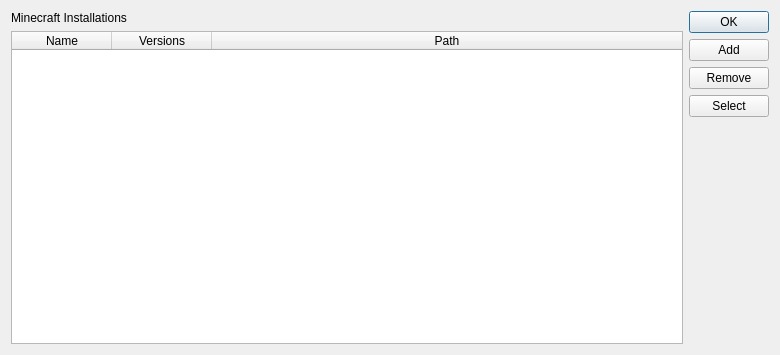
The window that src/mcedit2/ui/minecraft_installs.ui (mcedit/mcedit2) describes before a commit, drawn with Qt 5.
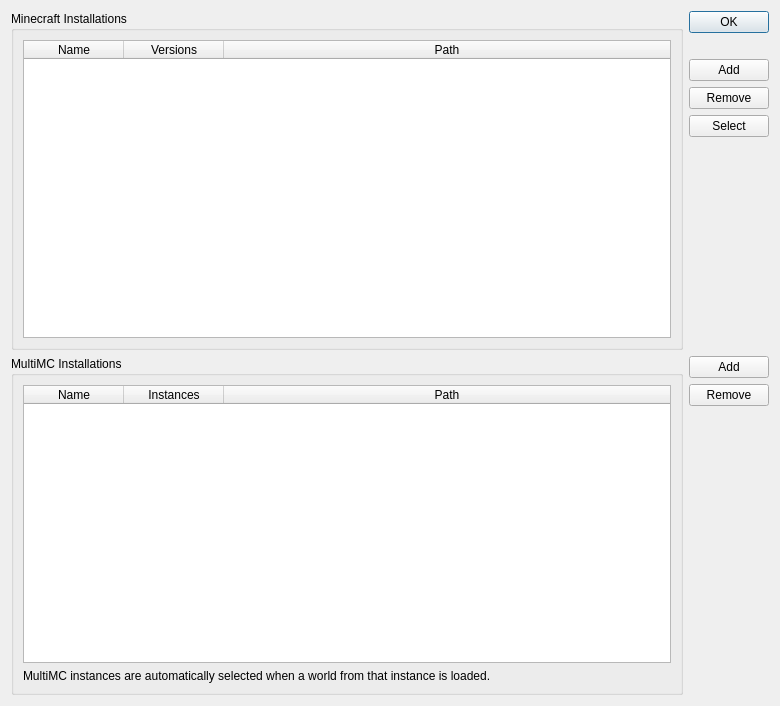
The same window after the commit.

Commit message:
Basic MultiMC integration
MultiMC installs can be configured in the same window as MC installs.
Saves folders of instances from all MMC installs are added to the "Folder" popup.
Also, the StackedWidget uses a blank widget to hide error messages and/or white GL widgets during world changes

Diff of the .ui file:
```diff
--- a/src/mcedit2/ui/minecraft_installs.ui
+++ b/src/mcedit2/ui/minecraft_installs.ui
@@ -7,24 +7,23 @@
     <x>0</x>
     <y>0</y>
     <width>780</width>
-    <height>355</height>
+    <height>706</height>
    </rect>
   </property>
   <property name="windowTitle">
    <string>MCEdit - Minecraft Installations</string>
   </property>
+  <layout class="QVBoxLayout" name="verticalLayout_5">
+   <item>
   <layout class="QHBoxLayout" name="horizontalLayout">
    <item>
-    <layout class="QVBoxLayout" name="verticalLayout">
-     <item>
-      <widget class="QLabel" name="label">
-       <property name="text">
+      <widget class="QGroupBox" name="groupBox">
+       <property name="title">
         <string>Minecraft Installations</string>
        </property>
-      </widget>
-     </item>
+       <layout class="QVBoxLayout" name="verticalLayout_3">
      <item>
-      <widget class="QTableWidget" name="tableWidget">
+         <widget class="QTableWidget" name="minecraftInstallsTable">
        <property name="alternatingRowColors">
         <bool>true</bool>
        </property>
@@ -70,6 +69,7 @@
       </widget>
      </item>
     </layout>
+      </widget>
    </item>
    <item>
     <layout class="QVBoxLayout" name="verticalLayout_2">
@@ -83,6 +83,22 @@
        </property>
       </widget>
      </item>
+       <item>
+        <spacer name="verticalSpacer_3">
+         <property name="orientation">
+          <enum>Qt::Vertical</enum>
+         </property>
+         <property name="sizeType">
+          <enum>QSizePolicy::Fixed</enum>
+         </property>
+         <property name="sizeHint" stdset="0">
+          <size>
+           <width>20</width>
+           <height>20</height>
+          </size>
+         </property>
+        </spacer>
+       </item>
      <item>
       <widget class="QPushButton" name="addButton">
        <property name="text">
@@ -116,6 +132,105 @@
         </size>
        </property>
       </spacer>
+       </item>
+      </layout>
+     </item>
+    </layout>
+   </item>
+   <item>
+    <layout class="QHBoxLayout" name="horizontalLayout_2">
+     <item>
+      <widget class="QGroupBox" name="groupBox_2">
+       <property name="title">
+        <string>MultiMC Installations</string>
+       </property>
+       <layout class="QVBoxLayout" name="verticalLayout">
+        <item>
+         <widget class="QTableWidget" name="multiMCTable">
+          <property name="alternatingRowColors">
+           <bool>true</bool>
+          </property>
+          <property name="selectionMode">
+           <enum>QAbstractItemView::SingleSelection</enum>
+          </property>
+          <property name="selectionBehavior">
+           <enum>QAbstractItemView::SelectRows</enum>
+          </property>
+          <property name="wordWrap">
+           <bool>false</bool>
+          </property>
+          <property name="columnCount">
+           <number>3</number>
+          </property>
+          <attribute name="horizontalHeaderVisible">
+           <bool>true</bool>
+          </attribute>
+          <attribute name="horizontalHeaderHighlightSections">
+           <bool>false</bool>
+          </attribute>
+          <attribute name="horizontalHeaderStretchLastSection">
+           <bool>true</bool>
+          </attribute>
+          <attribute name="verticalHeaderVisible">
+           <bool>false</bool>
+          </attribute>
+          <column>
+           <property name="text">
+            <string>Name</string>
+           </property>
+          </column>
+          <column>
+           <property name="text">
+            <string>Instances</string>
+           </property>
+          </column>
+          <column>
+           <property name="text">
+            <string>Path</string>
+           </property>
+          </column>
+         </widget>
+        </item>
+        <item>
+         <widget class="QLabel" name="label">
+          <property name="text">
+           <string>MultiMC instances are automatically selected when a world from that instance is loaded.</string>
+          </property>
+         </widget>
+        </item>
+       </layout>
+      </widget>
+     </item>
+     <item>
+      <layout class="QVBoxLayout" name="verticalLayout_4">
+       <item>
+        <widget class="QPushButton" name="addMMCButton">
+         <property name="text">
+          <string>Add</string>
+         </property>
+        </widget>
+       </item>
+       <item>
+        <widget class="QPushButton" name="removeMMCButton">
+         <property name="text">
+          <string>Remove</string>
+         </property>
+        </widget>
+       </item>
+       <item>
+        <spacer name="verticalSpacer_2">
+         <property name="orientation">
+          <enum>Qt::Vertical</enum>
+         </property>
+         <property name="sizeHint" stdset="0">
+          <size>
+           <width>20</width>
+           <height>40</height>
+          </size>
+         </property>
+        </spacer>
+       </item>
+      </layout>
      </item>
     </layout>
    </item>
```
Lines whose indentation alone changed are shown as unchanged. The commit also changes 3 other files.
